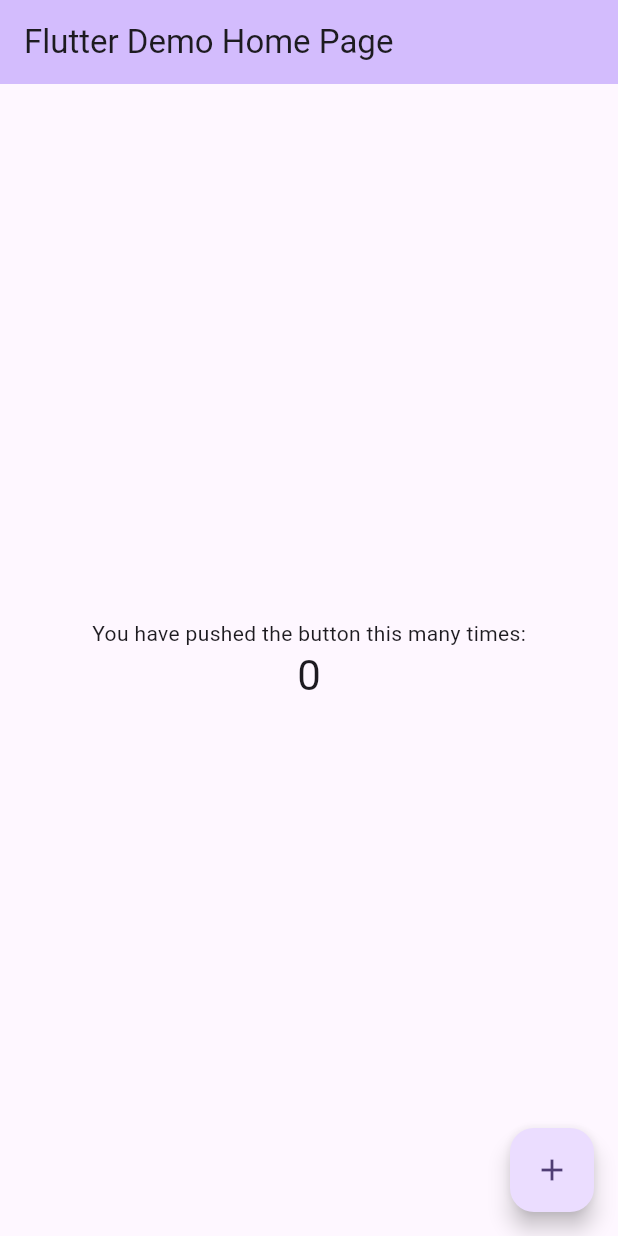
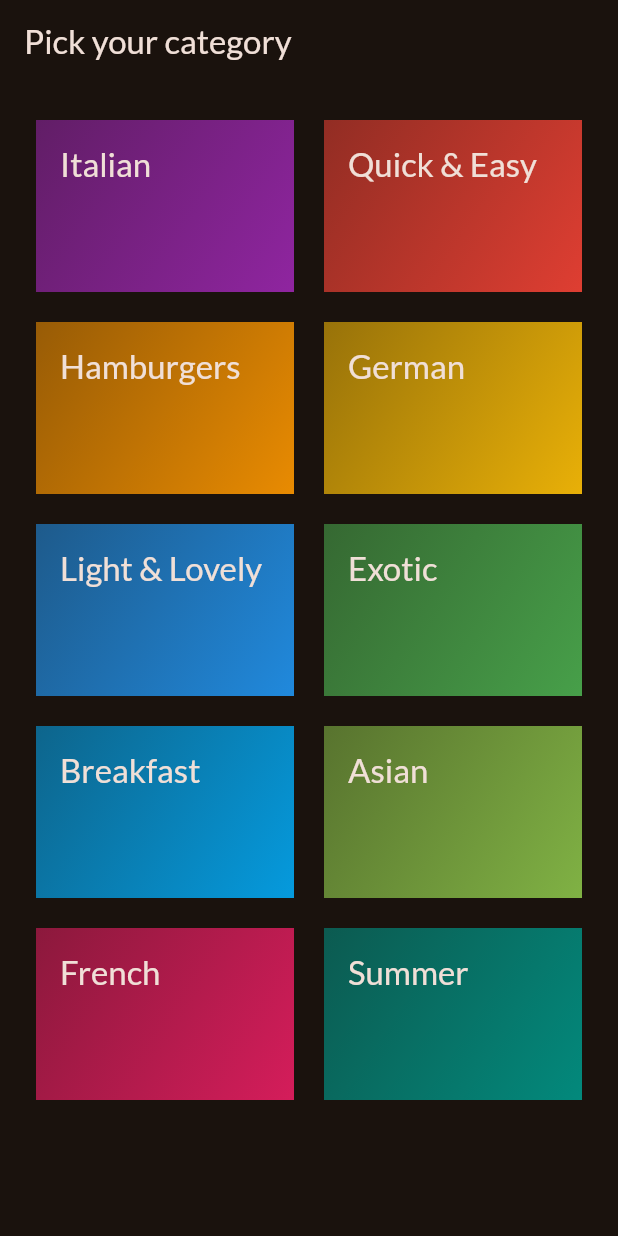
Before and after one commit to AndroidKarlos/meals, a Flutter app: the screen it shows after launch, on a phone screen of 412 x 824 dp. Run offline on Flutter 3.47's test engine with Material 2 defaults, Android fonts, the phone set to English and light mode, and no system bars; our stand-ins replace google_fonts.

Commit message:
building a gridView and a dummy data

```diff
--- /dev/null
+++ b/lib/data/dummy_data.dart
@@ -0,0 +1,56 @@
+import 'package:flutter/material.dart';
+
+import 'package:meals/model/category.dart';
+
+const availableCategories = [
+  Category(
+    id: 'c1',
+    title: 'Italian',
+    color: Colors.purple,
+  ),
+  Category(
+    id: 'c2',
+    title: 'Quick & Easy',
+    color: Colors.red,
+  ),
+  Category(
+    id: 'c3',
+    title: 'Hamburgers',
+    color: Colors.orange,
+  ),
+  Category(
+    id: 'c4',
+    title: 'German',
+    color: Colors.amber,
+  ),
+  Category(
+    id: 'c5',
+    title: 'Light & Lovely',
+    color: Colors.blue,
+  ),
+  Category(
+    id: 'c6',
+    title: 'Exotic',
+    color: Colors.green,
+  ),
+  Category(
+    id: 'c7',
+    title: 'Breakfast',
+    color: Colors.lightBlue,
+  ),
+  Category(
+    id: 'c8',
+    title: 'Asian',
+    color: Colors.lightGreen,
+  ),
+  Category(
+    id: 'c9',
+    title: 'French',
+    color: Colors.pink,
+  ),
+  Category(
+    id: 'c10',
+    title: 'Summer',
+    color: Colors.teal,
+  ),
+];
--- a/lib/main.dart
+++ b/lib/main.dart
@@ -1,125 +1,29 @@
 import 'package:flutter/material.dart';
 
+import 'package:google_fonts/google_fonts.dart';
+import 'package:meals/screens/categories.dart';
+
+final theme = ThemeData(
+  useMaterial3: true,
+  colorScheme: ColorScheme.fromSeed(
+    brightness: Brightness.dark,
+    seedColor: const Color.fromARGB(255, 131, 57, 0),
+  ),
+  textTheme: GoogleFonts.latoTextTheme(),
+);
+
 void main() {
-  runApp(const MyApp());
+  runApp(const App());
 }
 
-class MyApp extends StatelessWidget {
-  const MyApp({super.key});
+class App extends StatelessWidget {
+  const App({super.key});
 
-  // This widget is the root of your application.
   @override
   Widget build(BuildContext context) {
     return MaterialApp(
-      title: 'Flutter Demo',
-      theme: ThemeData(
-        // This is the theme of your application.
-        //
-        // TRY THIS: Try running your application with "flutter run". You'll see
-        // the application has a blue toolbar. Then, without quitting the app,
-        // try changing the seedColor in the colorScheme below to Colors.green
-        // and then invoke "hot reload" (save your changes or press the "hot
-        // reload" button in a Flutter-supported IDE, or press "r" if you used
-        // the command line to start the app).
-        //
-        // Notice that the counter didn't reset back to zero; the application
-        // state is not lost during the reload. To reset the state, use hot
-        // restart instead.
-        //
-        // This works for code too, not just values: Most code changes can be
-        // tested with just a hot reload.
-        colorScheme: ColorScheme.fromSeed(seedColor: Colors.deepPurple),
-        useMaterial3: true,
-      ),
-      home: const MyHomePage(title: 'Flutter Demo Home Page'),
+      theme: theme,
+      home: const CategoriesScreen(),
     );
   }
 }
-
-class MyHomePage extends StatefulWidget {
-  const MyHomePage({super.key, required this.title});
-
-  // This widget is the home page of your application. It is stateful, meaning
-  // that it has a State object (defined below) that contains fields that affect
-  // how it looks.
-
-  // This class is the configuration for the state. It holds the values (in this
-  // case the title) provided by the parent (in this case the App widget) and
-  // used by the build method of the State. Fields in a Widget subclass are
-  // always marked "final".
-
-  final String title;
-
-  @override
-  State<MyHomePage> createState() => _MyHomePageState();
-}
-
-class _MyHomePageState extends State<MyHomePage> {
-  int _counter = 0;
-
-  void _incrementCounter() {
-    setState(() {
-      // This call to setState tells the Flutter framework that something has
-      // changed in this State, which causes it to rerun the build method below
-      // so that the display can reflect the updated values. If we changed
-      // _counter without calling setState(), then the build method would not be
-      // called again, and so nothing would appear to happen.
-      _counter++;
-    });
-  }
-
-  @override
-  Widget build(BuildContext context) {
-    // This method is rerun every time setState is called, for instance as done
-    // by the _incrementCounter method above.
-    //
-    // The Flutter framework has been optimized to make rerunning build methods
-    // fast, so that you can just rebuild anything that needs updating rather
-    // than having to individually change instances of widgets.
-    return Scaffold(
-      appBar: AppBar(
-        // TRY THIS: Try changing the color here to a specific color (to
-        // Colors.amber, perhaps?) and trigger a hot reload to see the AppBar
-        // change color while the other colors stay the same.
-        backgroundColor: Theme.of(context).colorScheme.inversePrimary,
-        // Here we take the value from the MyHomePage object that was created by
-        // the App.build method, and use it to set our appbar title.
-        title: Text(widget.title),
-      ),
-      body: Center(
-        // Center is a layout widget. It takes a single child and positions it
-        // in the middle of the parent.
-        child: Column(
-          // Column is also a layout widget. It takes a list of children and
-          // arranges them vertically. By default, it sizes itself to fit its
-          // children horizontally, and tries to be as tall as its parent.
-          //
-          // Column has various properties to control how it sizes itself and
-          // how it positions its children. Here we use mainAxisAlignment to
-          // center the children vertically; the main axis here is the vertical
-          // axis because Columns are vertical (the cross axis would be
-          // horizontal).
-          //
-          // TRY THIS: Invoke "debug painting" (choose the "Toggle Debug Paint"
-          // action in the IDE, or press "p" in the console), to see the
-          // wireframe for each widget.
-          mainAxisAlignment: MainAxisAlignment.center,
-          children: <Widget>[
-            const Text(
-              'You have pushed the button this many times:',
-            ),
-            Text(
-              '$_counter',
-              style: Theme.of(context).textTheme.headlineMedium,
-            ),
-          ],
-        ),
-      ),
-      floatingActionButton: FloatingActionButton(
-        onPressed: _incrementCounter,
-        tooltip: 'Increment',
-        child: const Icon(Icons.add),
-      ), // This trailing comma makes auto-formatting nicer for build methods.
-    );
-  }
-}
--- /dev/null
+++ b/lib/model/category.dart
@@ -0,0 +1,13 @@
+import 'package:flutter/material.dart';
+
+class Category {
+  const Category({
+    required this.id,
+    required this.title,
+    this.color = Colors.orange,
+  });
+
+  final String id;
+  final String title;
+  final Color color;
+}
--- /dev/null
+++ b/lib/screens/categories.dart
@@ -0,0 +1,29 @@
+import 'package:flutter/material.dart';
+import 'package:meals/data/dummy_data.dart';
+import 'package:meals/widgets/category_grid_item.dart';
+
+class CategoriesScreen extends StatelessWidget {
+  const CategoriesScreen({super.key});
+
+  @override
+  Widget build(BuildContext context) {
+    return Scaffold(
+      appBar: AppBar(
+        title: const Text('Pick your category'),
+      ),
+      body: GridView(
+        padding: const EdgeInsets.all(24),
+        gridDelegate: const SliverGridDelegateWithFixedCrossAxisCount(
+          crossAxisCount: 2,
+          childAspectRatio: 3 / 2,
+          crossAxisSpacing: 20,
+          mainAxisSpacing: 20,
+        ),
+        children: [
+          for (final category in availableCategories)
+            CategoryGridItem(category: category)
+        ],
+      ),
+    );
+  }
+}
--- /dev/null
+++ b/lib/widgets/category_grid_item.dart
@@ -0,0 +1,27 @@
+import 'package:flutter/material.dart';
+import 'package:meals/model/category.dart';
+
+class CategoryGridItem extends StatelessWidget {
+  const CategoryGridItem({super.key, required this.category});
+
+  final Category category;
+
+  @override
+  Widget build(BuildContext context) {
+    return Container(
+      padding: const EdgeInsets.all(16),
+      decoration: BoxDecoration(
+        gradient: LinearGradient(colors: [
+          category.color.withOpacity(0.55),
+          category.color.withOpacity(0.9),
+        ], begin: Alignment.topLeft, end: Alignment.bottomRight),
+      ),
+      child: Text(
+        category.title,
+        style: Theme.of(context).textTheme.titleLarge!.copyWith(
+              color: Theme.of(context).colorScheme.onBackground,
+            ),
+      ),
+    );
+  }
+}
--- a/pubspec.yaml
+++ b/pubspec.yaml
@@ -35,6 +35,7 @@ dependencies:
   # The following adds the Cupertino Icons font to your application.
   # Use with the CupertinoIcons class for iOS style icons.
   cupertino_icons: ^1.0.2
+  google_fonts: ^6.1.0
 
 dev_dependencies:
   flutter_test:
```
Also changed, not shown: pubspec.lock, 10 other files.
